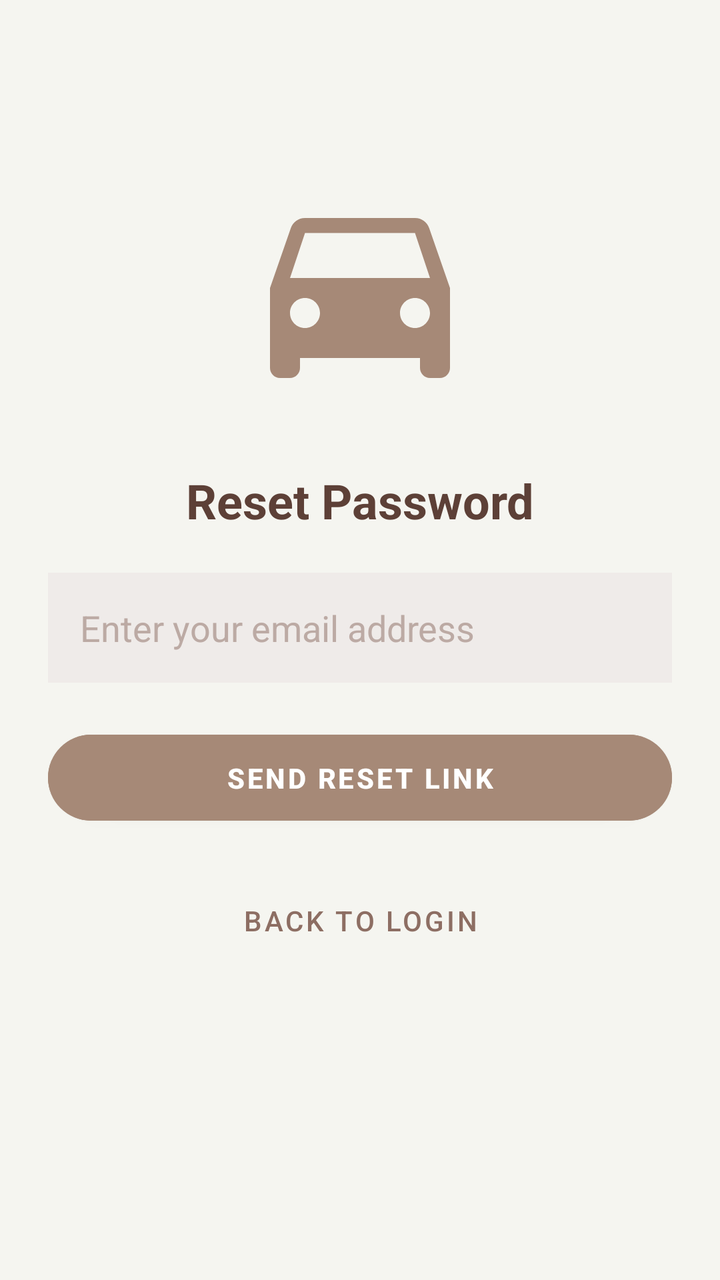
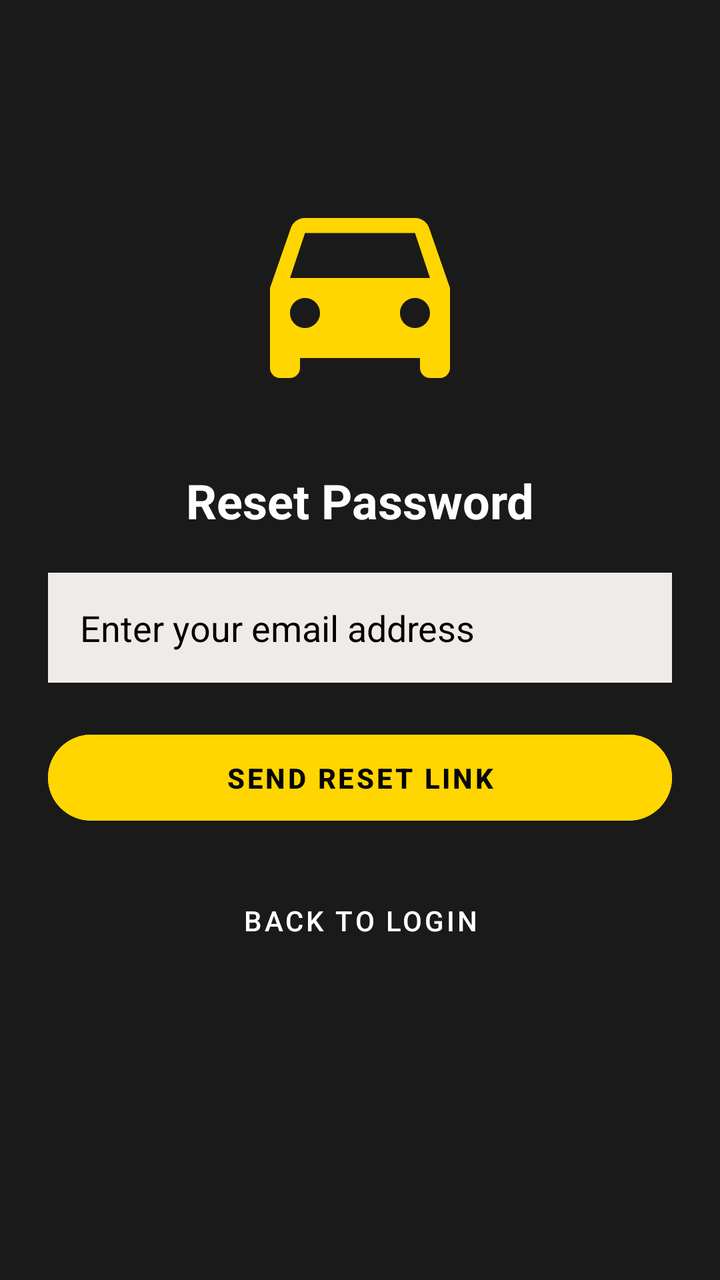

Two renders of the same Android screen: before a commit and after it. Below are the layout's source before the change and the commit's diff.
<!-- AndroidManifest.xml: application theme Theme.SonicTaxi -->
<!-- res/layout/activity_forget_password.xml -->
<?xml version="1.0" encoding="utf-8"?>
<LinearLayout xmlns:android="http://schemas.android.com/apk/res/android"
    xmlns:app="http://schemas.android.com/apk/res-auto"
    android:id="@+id/main"
    android:layout_width="match_parent"
    android:layout_height="match_parent"
    android:orientation="vertical"
    android:padding="24dp"
    android:gravity="center_horizontal"
    android:background="#F5F5F0"> 

    <ImageView
        android:layout_width="120dp"
        android:layout_height="120dp"
        android:layout_marginTop="60dp"
        android:layout_marginBottom="30dp"
        android:src="@drawable/ic_ride"
        app:tint="#A68977" /> 

    <TextView
        android:layout_width="wrap_content"
        android:layout_height="wrap_content"
        android:text="Reset Password"
        android:textColor="#5D4037"
        android:textSize="24sp"
        android:textStyle="bold"
        android:layout_marginBottom="20dp" />

    <EditText
        android:id="@+id/etEmail"
        android:layout_width="match_parent"
        android:layout_height="55dp"
        android:background="#EFEBE9"
        android:hint="Enter your email address"
        android:textColorHint="#BCAAA4"
        android:textColor="#5D4037"
        android:paddingStart="16dp"
        android:inputType="textEmailAddress"
        android:layout_marginBottom="20dp" />

    <Button
        android:id="@+id/btnReset"
        android:layout_width="match_parent"
        android:layout_height="55dp"
        android:text="SEND RESET LINK"
        android:textColor="#FFFFFF"
        android:textStyle="bold"
        android:backgroundTint="#A68977"
        app:cornerRadius="24dp" />

    <Button
        android:id="@+id/tvBackToLogin"
        android:layout_width="wrap_content"
        android:layout_height="wrap_content"
        android:text="Back to Login"
        android:textColor="#8D6E63"
        android:layout_marginTop="20dp"
        android:background="?attr/selectableItemBackground" />

</LinearLayout>
<!-- resources referenced by this layout -->
<resources>
  <!-- drawable ic_ride (drawable) -->
  <?xml version="1.0" encoding="utf-8"?>
  <vector xmlns:android="http://schemas.android.com/apk/res/android"
      android:width="24dp"
      android:height="24dp"
      android:viewportWidth="24"
      android:viewportHeight="24">
      <path
          android:fillColor="@android:color/white"
          android:pathData="M18.92,6.01C18.72,5.42 18.16,5 17.5,5h-11c-0.66,0 -1.21,0.42 -1.42,1.01L3,12v8c0,0.55 0.45,1 1,1h1c0.55,0 1,-0.45 1,-1v-1h12v1c0,0.55 0.45,1 1,1h1c0.55,0 1,-0.45 1,-1v-8l-2.08,-5.99zM6.5,16c-0.83,0 -1.5,-0.67 -1.5,-1.5S5.67,13 6.5,13s1.5,0.67 1.5,1.5S7.33,16 6.5,16zM17.5,16c-0.83,0 -1.5,-0.67 -1.5,-1.5S16.67,13 17.5,13s1.5,0.67 1.5,1.5S18.33,16 17.5,16zM5,11l1.5,-4.5h11L19,11H5z"/>
  </vector>
  <style name="Theme.SonicTaxi" parent="Theme.MaterialComponents.DayNight.NoActionBar">        <item name="android:statusBarColor">#121212</item>
          <item name="android:windowLightStatusBar">false</item>
  
          <item name="colorPrimary">#121212</item>
          <item name="colorPrimaryVariant">#121212</item>
          <item name="colorSecondary">#FFD600</item>
      </style>
</resources>

<!-- the commit's change to res/layout/activity_forget_password.xml (unified diff, before → after) -->
@@ -7,7 +7,7 @@
     android:orientation="vertical"
     android:padding="24dp"
     android:gravity="center_horizontal"
-    android:background="#F5F5F0"> 
+    android:background="#1B1A1A">
 
     <ImageView
         android:layout_width="120dp"
@@ -15,13 +15,12 @@
         android:layout_marginTop="60dp"
         android:layout_marginBottom="30dp"
         android:src="@drawable/ic_ride"
-        app:tint="#A68977" /> 
-
+        app:tint="#FFD600" />
     <TextView
         android:layout_width="wrap_content"
         android:layout_height="wrap_content"
         android:text="Reset Password"
-        android:textColor="#5D4037"
+        android:textColor="#FFFFFF"
         android:textSize="24sp"
         android:textStyle="bold"
         android:layout_marginBottom="20dp" />
@@ -32,8 +31,8 @@
         android:layout_height="55dp"
         android:background="#EFEBE9"
         android:hint="Enter your email address"
-        android:textColorHint="#BCAAA4"
-        android:textColor="#5D4037"
+        android:textColorHint="#000000"
+        android:textColor="#0B0B0B"
         android:paddingStart="16dp"
         android:inputType="textEmailAddress"
         android:layout_marginBottom="20dp" />
@@ -43,9 +42,9 @@
         android:layout_width="match_parent"
         android:layout_height="55dp"
         android:text="SEND RESET LINK"
-        android:textColor="#FFFFFF"
+        android:textColor="#050505"
         android:textStyle="bold"
-        android:backgroundTint="#A68977"
+        android:backgroundTint="#FFD600"
         app:cornerRadius="24dp" />
 
     <Button
@@ -53,7 +52,7 @@
         android:layout_width="wrap_content"
         android:layout_height="wrap_content"
         android:text="Back to Login"
-        android:textColor="#8D6E63"
+        android:textColor="#FFFFFF"
         android:layout_marginTop="20dp"
         android:background="?attr/selectableItemBackground" />
 
<!-- resource entries referenced after the edit -->
@@ -11,12 +11,18 @@
           android:fillColor="@android:color/white"
           android:pathData="M18.92,6.01C18.72,5.42 18.16,5 17.5,5h-11c-0.66,0 -1.21,0.42 -1.42,1.01L3,12v8c0,0.55 0.45,1 1,1h1c0.55,0 1,-0.45 1,-1v-1h12v1c0,0.55 0.45,1 1,1h1c0.55,0 1,-0.45 1,-1v-8l-2.08,-5.99zM6.5,16c-0.83,0 -1.5,-0.67 -1.5,-1.5S5.67,13 6.5,13s1.5,0.67 1.5,1.5S7.33,16 6.5,16zM17.5,16c-0.83,0 -1.5,-0.67 -1.5,-1.5S16.67,13 17.5,13s1.5,0.67 1.5,1.5S18.33,16 17.5,16zM5,11l1.5,-4.5h11L19,11H5z"/>
   </vector>
-  <style name="Theme.SonicTaxi" parent="Theme.MaterialComponents.DayNight.NoActionBar">        <item name="android:statusBarColor">#121212</item>
+  <style name="Theme.SonicTaxi" parent="Theme.MaterialComponents.DayNight.NoActionBar">
+          <item name="android:statusBarColor">#121212</item>
           <item name="android:windowLightStatusBar">false</item>
   
           <item name="colorPrimary">#121212</item>
           <item name="colorPrimaryVariant">#121212</item>
           <item name="colorSecondary">#FFD600</item>
+  
+          
+          <item name="colorOnSurface">@color/app_white</item>
+          <item name="editTextStyle">@style/Widget.AppCompat.EditText</item>
       </style>
+  <color name="app_white">#FFFFFF</color>
 </resources>
 
